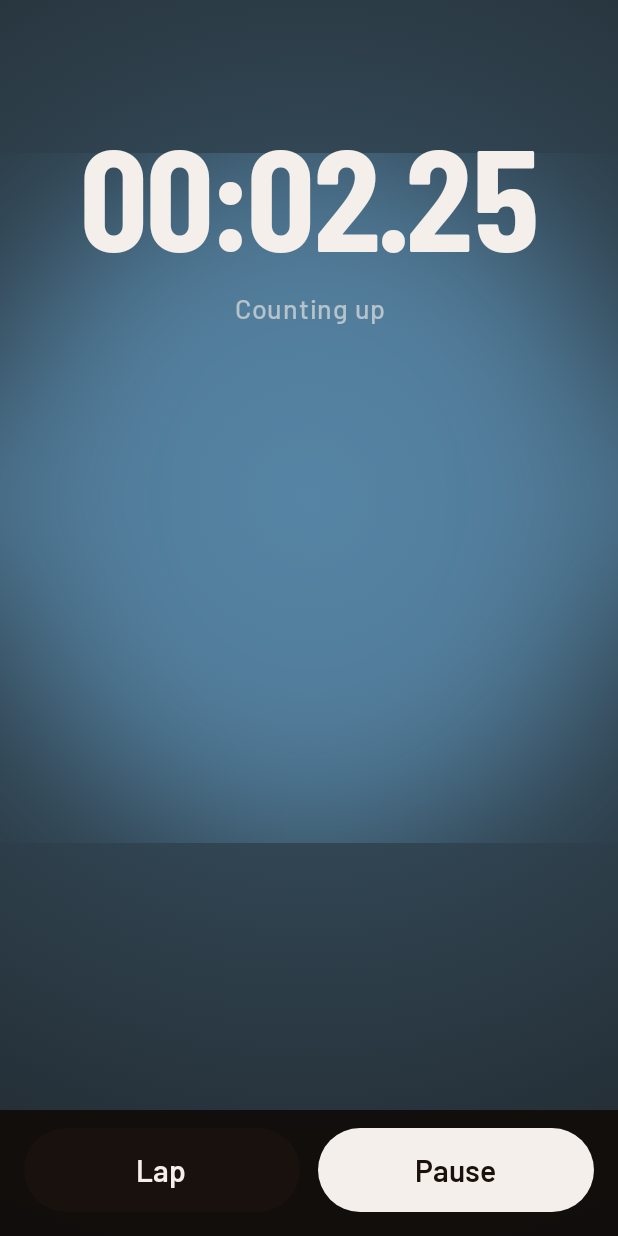
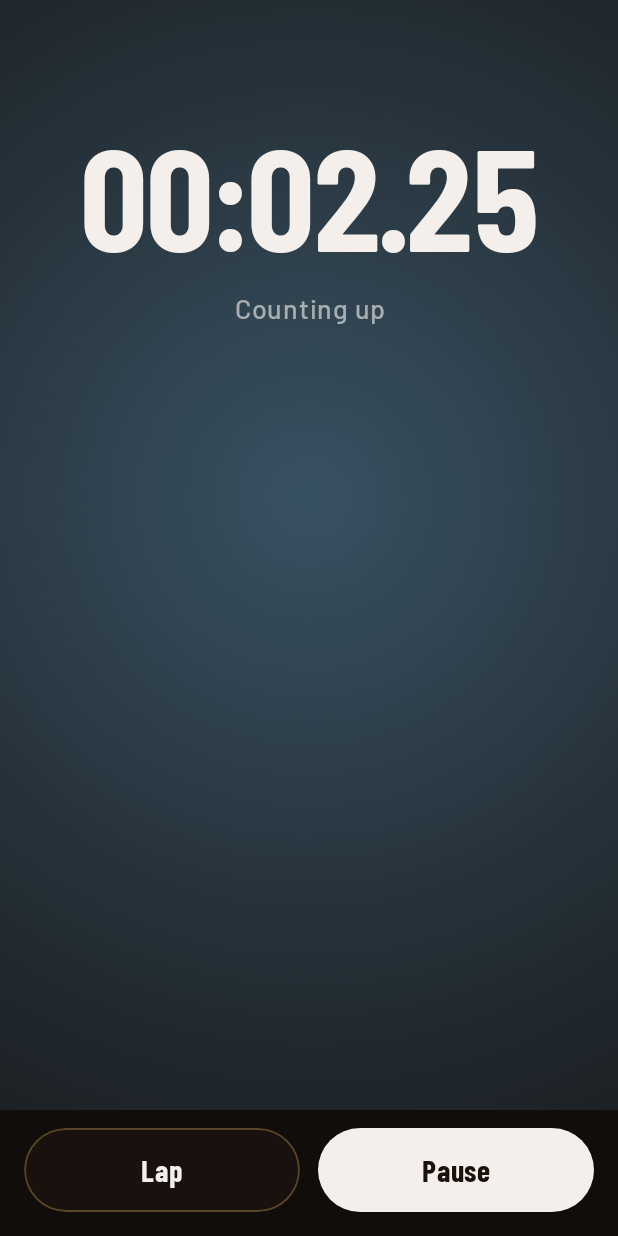
Before and after one commit to PawelJadach/round-timer, an Android app built with Jetpack Compose: the screen it shows after launch (MainActivity), after a tap on "Start", on a phone screen of 412 x 824 dp. Run offline under Robolectric (Android 15) with nearby library versions, the phone set to English and light mode, and no system bars; pictures from the network do not load; 3 other taps on this screen came first.

Commit message:
Unify glow layer and match iOS transparent controls
Draw one full-screen radial glow behind all content (no nested blur disc).
Split backdrop from chrome stacking and use canvas capsules with gold
stroke for secondary actions instead of opaque Material buttons.

```diff
--- a/android/app/src/main/java/app/roundtimer/ui/TimerScreen.kt
+++ b/android/app/src/main/java/app/roundtimer/ui/TimerScreen.kt
@@ -32,8 +32,6 @@ import androidx.compose.foundation.shape.RoundedCornerShape
 import androidx.compose.foundation.verticalScroll
 import androidx.compose.material.icons.Icons
 import androidx.compose.material.icons.filled.Settings
-import androidx.compose.material3.Button
-import androidx.compose.material3.ButtonDefaults
 import androidx.compose.material3.Icon
 import androidx.compose.material3.IconButton
 import androidx.compose.material3.Text
@@ -43,7 +41,6 @@ import androidx.compose.runtime.remember
 import androidx.compose.ui.Alignment
 import androidx.compose.ui.Modifier
 import androidx.compose.ui.draw.alpha
-import androidx.compose.ui.draw.blur
 import androidx.compose.ui.draw.clip
 import androidx.compose.ui.geometry.Offset
 import androidx.compose.ui.graphics.Brush
@@ -112,19 +109,10 @@ fun TimerScreen(
         if (glowIdle) snap() else tween(350),
         label = "glow",
     )
-    Box(
-        modifier = Modifier
-            .fillMaxSize()
-            .graphicsLayer { clip = false }
-            .background(backdrop),
-    ) {
+    Box(modifier = Modifier.fillMaxSize()) {
+        Box(Modifier.matchParentSize().background(backdrop))
         if (glowTint != null) {
-            DecorativeGlow(
-                color = glow,
-                modifier = Modifier
-                    .fillMaxSize()
-                    .graphicsLayer { clip = false },
-            )
+            DecorativeGlow(color = glow, modifier = Modifier.matchParentSize())
         }
         Column(
             modifier = Modifier
@@ -207,44 +195,36 @@ fun TimerScreen(
     }
 }
 
-/**
- * iOS-style wash: bright core (460pt circle, blur ~90) fading across most of the screen.
- * A single blurred small layer clips on Android; this uses full-area gradients + core blur.
- */
+/** One full-screen soft wash (iOS blurred circle), centered on the clock. */
 @Composable
 private fun DecorativeGlow(color: Color, modifier: Modifier = Modifier) {
     val density = LocalDensity.current
-    BoxWithConstraints(modifier) {
+    BoxWithConstraints(
+        modifier.graphicsLayer { clip = false },
+    ) {
         val w = constraints.maxWidth.toFloat()
         val h = constraints.maxHeight.toFloat()
         val centerX = w / 2f
-        // iOS: glow circle is centered on the root, then offset(y: -80) — on the clock, not the status bar.
         val centerY = with(density) { (h / 2f) - 80.dp.toPx() }
-        val radius = max(w, h) * 1.22f
+        val radius = max(w, h) * 1.18f
         Box(
             Modifier
                 .fillMaxSize()
                 .background(
                     Brush.radialGradient(
                         colorStops = arrayOf(
-                            0f to color.copy(alpha = 0.42f),
-                            0.22f to color.copy(alpha = 0.32f),
-                            0.48f to color.copy(alpha = 0.18f),
-                            0.72f to color.copy(alpha = 0.07f),
+                            0f to color.copy(alpha = 0.38f),
+                            0.14f to color.copy(alpha = 0.30f),
+                            0.30f to color.copy(alpha = 0.20f),
+                            0.48f to color.copy(alpha = 0.11f),
+                            0.66f to color.copy(alpha = 0.05f),
+                            0.82f to color.copy(alpha = 0.015f),
                             1f to Color.Transparent,
                         ),
                         center = Offset(centerX, centerY),
                         radius = radius,
                     ),
                 ),
-        )
-        Box(
-            Modifier
-                .size(460.dp)
-                .align(Alignment.Center)
-                .offset(y = (-80).dp)
-                .blur(90.dp)
-                .background(color.copy(alpha = 0.42f), CircleShape),
         )
     }
 }
@@ -581,40 +561,63 @@ private fun ControlsBar(
 
 @Composable
 private fun PrimaryButton(label: String, tint: Tint, enabled: Boolean, modifier: Modifier, onClick: () -> Unit) {
-    Button(
-        onClick = onClick,
-        enabled = enabled,
+    Box(
         modifier = modifier
             .height(56.dp)
-            .alpha(if (enabled) 1f else 0.4f),
-        shape = CircleShape,
-        colors = ButtonDefaults.buttonColors(containerColor = tintColor(tint), contentColor = inkOn(tint)),
+            .alpha(if (enabled) 1f else 0.4f)
+            .clip(CircleShape)
+            .background(tintColor(tint))
+            .then(if (enabled) Modifier.clickableNoRipple(onClick) else Modifier),
+        contentAlignment = Alignment.Center,
     ) {
-        Text(label, fontWeight = FontWeight.Bold, fontSize = 20.sp)
+        Text(
+            label,
+            fontFamily = BarlowCondensed,
+            fontWeight = FontWeight.Bold,
+            fontSize = 20.sp,
+            color = inkOn(tint),
+        )
     }
 }
 
 @Composable
 private fun PlainButton(label: String, modifier: Modifier, onClick: () -> Unit) {
-    Button(
-        onClick = onClick,
-        modifier = modifier.height(56.dp),
-        shape = CircleShape,
-        colors = ButtonDefaults.buttonColors(containerColor = Ink, contentColor = InkDark),
+    Box(
+        modifier = modifier
+            .height(56.dp)
+            .clip(CircleShape)
+            .background(Ink)
+            .clickableNoRipple(onClick),
+        contentAlignment = Alignment.Center,
     ) {
-        Text(label, fontWeight = FontWeight.Bold, fontSize = 20.sp)
+        Text(
+            label,
+            fontFamily = BarlowCondensed,
+            fontWeight = FontWeight.Bold,
+            fontSize = 20.sp,
+            color = InkDark,
+        )
     }
 }
 
 @Composable
 private fun SecondaryButton(label: String, modifier: Modifier, onClick: () -> Unit) {
-    Button(
-        onClick = onClick,
-        modifier = modifier.height(56.dp),
-        shape = CircleShape,
-        colors = ButtonDefaults.buttonColors(containerColor = Canvas.copy(alpha = 0.9f), contentColor = Ink),
+    Box(
+        modifier = modifier
+            .height(56.dp)
+            .clip(CircleShape)
+            .background(Canvas.copy(alpha = 0.9f))
+            .border(1.dp, Gold.copy(alpha = 0.32f), CircleShape)
+            .clickableNoRipple(onClick),
+        contentAlignment = Alignment.Center,
     ) {
-        Text(label, fontWeight = FontWeight.Bold, fontSize = 20.sp)
+        Text(
+            label,
+            fontFamily = BarlowCondensed,
+            fontWeight = FontWeight.Bold,
+            fontSize = 20.sp,
+            color = Ink,
+        )
     }
 }
 
```
